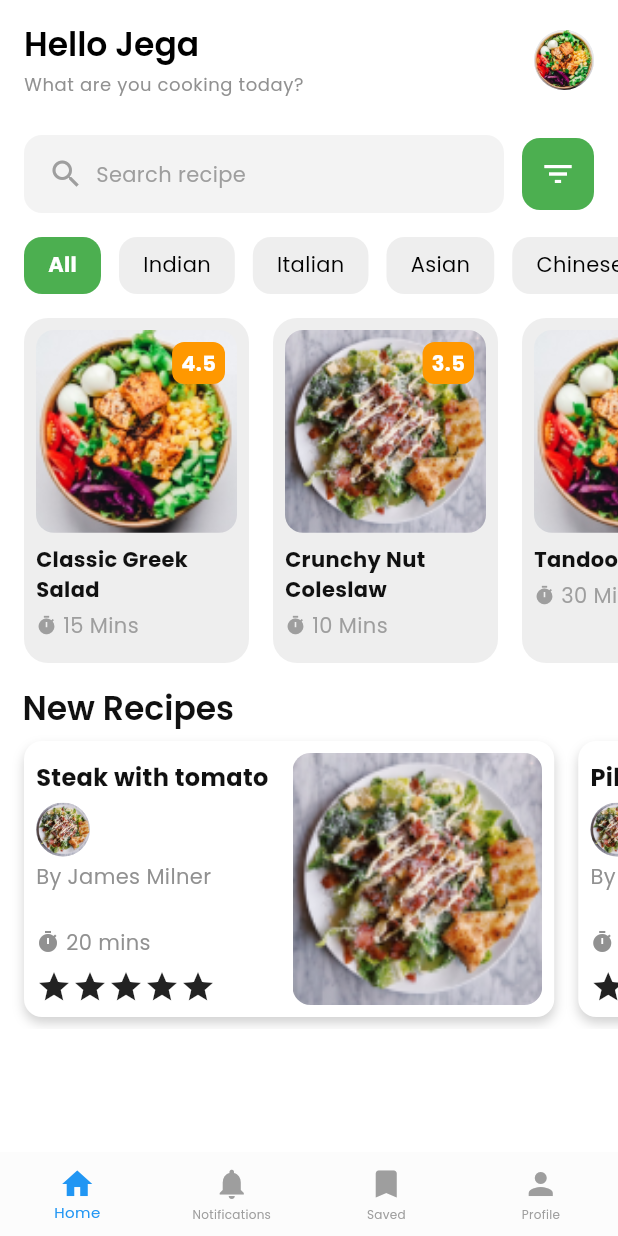
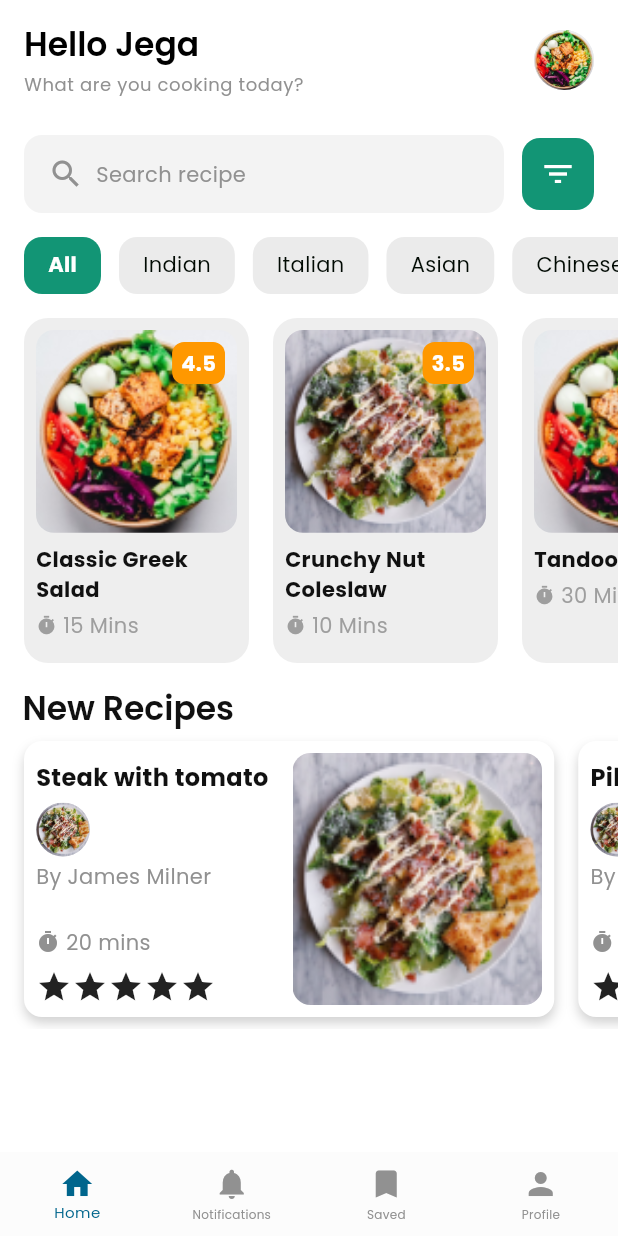
Before and after one commit to sotvoldiyew/food_recipe, a Flutter app: the screen it shows after launch, on a phone screen of 412 x 824 dp. Run offline on Flutter 3.47's test engine with Material 3 defaults, Android fonts, the phone set to English and light mode, and no system bars; our stand-ins replace connectivity_plus, dio, go_router, shared_preferences.

Commit message:
Update color code

```diff
--- a/lib/src/feature/home/screen/home_navigation.dart
+++ b/lib/src/feature/home/screen/home_navigation.dart
@@ -1,4 +1,5 @@
 import 'package:flutter/material.dart';
+import 'package:food_recipe/src/common/utils/context_extention.dart';
 import 'package:go_router/go_router.dart';
 
 class HomeNavigation extends StatefulWidget {
@@ -22,8 +23,8 @@ class _HomeNavigationState extends State<HomeNavigation> {
         showSelectedLabels: true,
         unselectedFontSize: 8,  // Adjust sizes
         selectedFontSize: 10,
-        unselectedItemColor: Colors.grey,
-        selectedItemColor: Colors.blue,
+        unselectedItemColor: context.colors.outline,
+        selectedItemColor: context.colors.tertiary,
         elevation: 0,
         currentIndex: widget.navigationShell.currentIndex,
         onTap: (index) => _onItemTapped(index),
--- a/lib/src/feature/main/screen/main_screen.dart
+++ b/lib/src/feature/main/screen/main_screen.dart
@@ -114,7 +114,7 @@ class _MainScreenState extends State<MainScreen> {
     return Scaffold(
       appBar: AppBar(
         forceMaterialTransparency: true,
-        backgroundColor: Colors.white,
+        backgroundColor: context.colors.onPrimary,
         elevation: 0,
         toolbarHeight: 80,
         title: Column(
@@ -145,7 +145,7 @@ class _MainScreenState extends State<MainScreen> {
           ),
         ],
       ),
-      backgroundColor: Colors.white,
+      backgroundColor: context.colors.onPrimary,
       body: ListView(
         children: [
           const SizedBox(height: 10),
@@ -170,13 +170,13 @@ class _MainScreenState extends State<MainScreen> {
                         color: context.colors.surfaceContainer,
                         borderRadius: BorderRadius.circular(12),
                       ),
-                      child: const Row(
+                      child:  Row(
                         children: [
-                          Icon(Icons.search, color: Colors.grey),
-                          SizedBox(width: 8),
+                          Icon(Icons.search, color: context.colors.outline),
+                          const SizedBox(width: 8),
                           Text(
                             "Search recipe",
-                            style: TextStyle(color: Colors.grey),
+                            style: TextStyle(color: context.colors.outline),
                           ),
                         ],
                       ),
@@ -187,10 +187,10 @@ class _MainScreenState extends State<MainScreen> {
                 Container(
                   padding: const EdgeInsets.all(12),
                   decoration: BoxDecoration(
-                    color: Colors.green,
+                    color: context.colors.primary,
                     borderRadius: BorderRadius.circular(12),
                   ),
-                  child: const Icon(Icons.filter_list, color: Colors.white),
+                  child: Icon(Icons.filter_list, color: context.colors.onPrimary),
                 ),
               ],
             ),
--- a/lib/src/feature/main/screen/widgets/cuisine_button.dart
+++ b/lib/src/feature/main/screen/widgets/cuisine_button.dart
@@ -1,4 +1,5 @@
 import 'package:flutter/material.dart';
+import 'package:food_recipe/src/common/utils/context_extention.dart';
 
 class CuisineButton extends StatelessWidget {
   final String label;
@@ -20,13 +21,13 @@ class CuisineButton extends StatelessWidget {
         margin: const EdgeInsets.only(right: 12),
         padding: const EdgeInsets.symmetric(horizontal: 16, vertical: 8),
         decoration: BoxDecoration(
-          color: isSelected ? Colors.green : Colors.grey[200],
+          color: isSelected ? context.colors.primary : context.colors.primaryContainer,
           borderRadius: BorderRadius.circular(12),
         ),
         child: Text(
           label,
           style: TextStyle(
-            color: isSelected ? Colors.white : Colors.black,
+            color: isSelected ? context.colors.onPrimary : context.colors.onPrimaryFixed,
             fontWeight: isSelected ? FontWeight.bold : FontWeight.normal,
           ),
         ),
--- a/lib/src/feature/search/screen/search_screen.dart
+++ b/lib/src/feature/search/screen/search_screen.dart
@@ -39,7 +39,7 @@ class _SearchScreenState extends State<SearchScreen> {
     return Scaffold(
       appBar: AppBar(
         scrolledUnderElevation: 0,
-        backgroundColor: Colors.white,
+        backgroundColor: context.colors.onPrimary,
         elevation: 0,
         leading: IconButton(
           icon: const Icon(Icons.arrow_back, color: Colors.black),
```
Also changed, not shown: lib/src/feature/reviews/screen/review.dart (+8 -8 lines).
